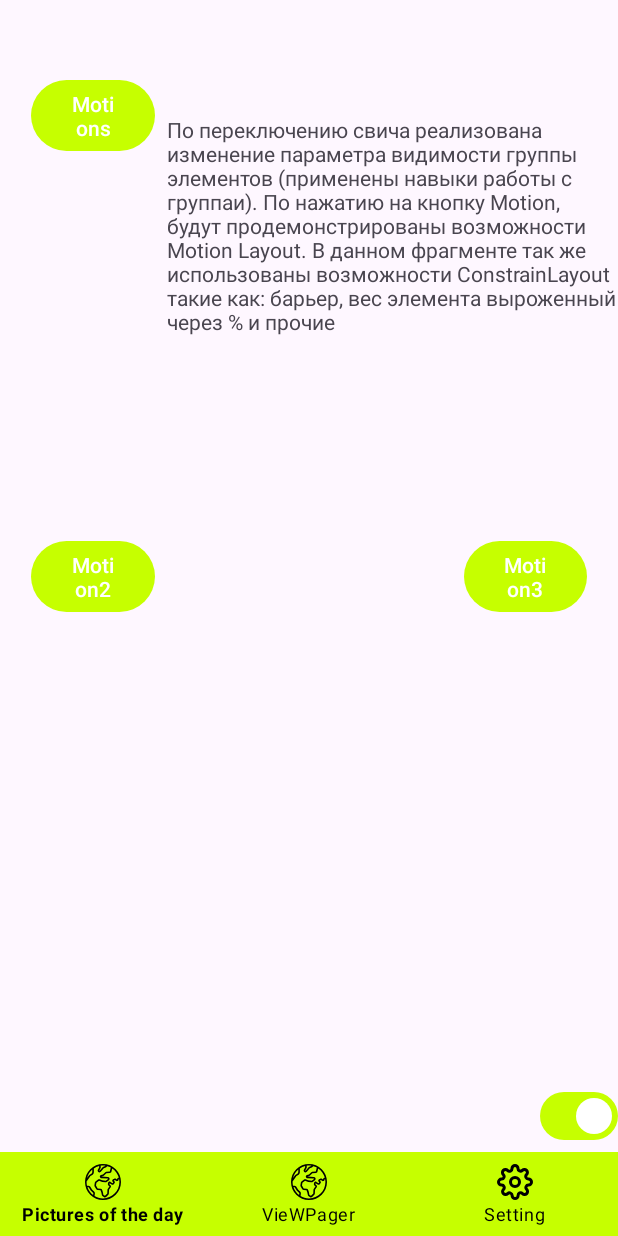
After one commit to KornikovDima/MyMaterialDesign, an Android app: the fragment LessonFourFragment placed in its activity, on a phone screen of 412 x 824 dp. The commit adds this screen. Run offline under Robolectric (Android 15) with nearby library versions, the phone set to English and light mode, and no system bars; pictures from the network do not load; Roboto replaces fonts that are not available here.

Commit message:
Добавлен фрагмент с практикой к уроку №4

```diff
--- a/app/build.gradle
+++ b/app/build.gradle
@@ -9,7 +9,7 @@ android {
 
     defaultConfig {
         applicationId "com.example.mymaterialdesign"
-        minSdk 23
+        minSdk 24
         targetSdk 33
         versionCode 1
         versionName "1.0"
--- /dev/null
+++ b/app/src/main/java/com/example/mymaterialdesign/navigation/LessonFourFragment.kt
@@ -0,0 +1,47 @@
+package com.example.mymaterialdesign.navigation
+
+import android.opengl.Visibility
+import android.os.Bundle
+import android.view.LayoutInflater
+import android.view.View
+import android.view.ViewGroup
+import androidx.fragment.app.Fragment
+import com.example.mymaterialdesign.databinding.FragmentLessonFourLayoutsBinding
+
+class LessonFourFragment: Fragment() {
+
+
+    private var _binding: FragmentLessonFourLayoutsBinding? = null
+    private val binding get() = _binding!!
+
+
+
+    override fun onCreateView(
+        inflater: LayoutInflater, container: ViewGroup?,
+        savedInstanceState: Bundle?
+    ): View? {
+        _binding = FragmentLessonFourLayoutsBinding.inflate(inflater, container, false)
+
+        return binding.root
+    }
+
+    override fun onViewCreated(view: View, savedInstanceState: Bundle?) {
+        super.onViewCreated(view, savedInstanceState)
+
+        binding.swichVisibility.isChecked = true
+        binding.swichVisibility.setOnCheckedChangeListener { buttonView, isChecked ->
+            binding.groupVisibl.visibility = if (isChecked == true) View.VISIBLE else View.GONE
+        }
+
+    }
+
+    override fun onDestroy() {
+        super.onDestroy()
+        _binding = null
+    }
+
+    companion object {
+        @JvmStatic
+        fun newInstance() = LessonFourFragment()
+    }
+}
--- a/app/src/main/java/com/example/mymaterialdesign/navigation/ViewPagerAdapter.kt
+++ b/app/src/main/java/com/example/mymaterialdesign/navigation/ViewPagerAdapter.kt
@@ -8,12 +8,13 @@ import androidx.viewpager2.adapter.FragmentStateAdapter
 
 class ViewPagerAdapter(fr: Fragment) : FragmentStateAdapter(fr) {
     private val fragments = arrayOf(EarthFragment(), MarsFragment(),
-        SystemFragment())
+        SystemFragment(), LessonFourFragment())
     override fun createFragment(position: Int): Fragment {
         return when (position) {
             0 -> fragments[EARTH_FRAGMENT]
             1 -> fragments[MARS_FRAGMENT]
             2 -> fragments[SYSTEM_FRAGMENT]
+            3 -> fragments[LESSON_FOUR_FRAGMENT]
             else -> fragments[EARTH_FRAGMENT]
         }
     }
@@ -24,5 +25,6 @@ class ViewPagerAdapter(fr: Fragment) : FragmentStateAdapter(fr) {
         private const val EARTH_FRAGMENT = 0
         private const val MARS_FRAGMENT = 1
         private const val SYSTEM_FRAGMENT = 2
+        private const val LESSON_FOUR_FRAGMENT = 3
     }
 }
--- a/app/src/main/java/com/example/mymaterialdesign/view/PictureOfTheDayFragment.kt
+++ b/app/src/main/java/com/example/mymaterialdesign/view/PictureOfTheDayFragment.kt
@@ -42,6 +42,7 @@ class PictureOfTheDayFragment : Fragment() {
         loadData()
 
         searchWiki()
+
     }
 
     private fun searchWiki() {
--- a/app/src/main/java/com/example/mymaterialdesign/view/VievPagerFragment.kt
+++ b/app/src/main/java/com/example/mymaterialdesign/view/VievPagerFragment.kt
@@ -54,6 +54,9 @@ class VievPagerFragment : Fragment() {
                         2 -> {
                             "Systtem"
                         }
+                        3 -> {
+                            "Lesson 4"
+                        }
                         else -> "None"
                     }
                 }
--- /dev/null
+++ b/app/src/main/res/layout/fragment_lesson_four_layouts.xml
@@ -0,0 +1,109 @@
+<?xml version="1.0" encoding="utf-8"?>
+<androidx.constraintlayout.motion.widget.MotionLayout xmlns:android="http://schemas.android.com/apk/res/android"
+    xmlns:app="http://schemas.android.com/apk/res-auto"
+    android:layout_width="match_parent"
+    android:layout_height="match_parent"
+    app:layoutDescription="@xml/fragment_lesson_four_layouts_scene">
+
+    <androidx.constraintlayout.widget.Guideline
+        android:id="@+id/guidelain1"
+        android:layout_width="wrap_content"
+        android:layout_height="wrap_content"
+        android:orientation="vertical"
+        app:layout_constraintGuide_percent="0.15"/>
+
+    <androidx.constraintlayout.widget.Guideline
+        android:id="@+id/guidelain2"
+        android:layout_width="wrap_content"
+        android:layout_height="wrap_content"
+        android:orientation="horizontal"
+        app:layout_constraintGuide_percent="0.1"/>
+
+    <androidx.constraintlayout.widget.Guideline
+        android:id="@+id/guidelain3"
+        android:layout_width="wrap_content"
+        android:layout_height="wrap_content"
+        android:orientation="horizontal"
+        app:layout_constraintGuide_percent="0.5"/>
+
+    <androidx.constraintlayout.widget.Guideline
+        android:id="@+id/guidelain4"
+        android:layout_width="wrap_content"
+        android:layout_height="wrap_content"
+        android:orientation="vertical"
+        app:layout_constraintGuide_percent="0.85"/>
+
+
+    <androidx.constraintlayout.widget.Group
+        android:id="@+id/groupVisibility"
+        android:layout_width="wrap_content"
+        android:layout_height="wrap_content"
+        app:constraint_referenced_ids="motionButtonOne, descriptionLessonFour" />
+
+    <com.google.android.material.button.MaterialButton
+        android:id="@+id/motionButtonOne"
+        android:layout_width="0dp"
+        android:layout_height="wrap_content"
+        android:text="@string/motions"
+        app:layout_constraintBottom_toTopOf="@+id/guidelain2"
+        app:layout_constraintEnd_toStartOf="@+id/guidelain1"
+        app:layout_constraintStart_toStartOf="@+id/guidelain1"
+        app:layout_constraintTop_toTopOf="@+id/guidelain2"
+        app:layout_constraintWidth_percent="0.2" />
+
+    <com.google.android.material.button.MaterialButton
+        android:id="@+id/motionButtonTwo"
+        android:layout_width="0dp"
+        android:layout_height="wrap_content"
+        android:text="@string/motion2"
+        app:layout_constraintBottom_toTopOf="@+id/guidelain3"
+        app:layout_constraintEnd_toStartOf="@+id/guidelain1"
+        app:layout_constraintStart_toStartOf="@+id/guidelain1"
+        app:layout_constraintTop_toTopOf="@+id/guidelain3"
+        app:layout_constraintWidth_percent="0.3" />
+
+    <com.google.android.material.button.MaterialButton
+        android:id="@+id/motionButtonThree"
+        android:layout_width="0dp"
+        android:layout_height="wrap_content"
+        android:text="Motion3"
+        app:layout_constraintBottom_toTopOf="@+id/guidelain3"
+        app:layout_constraintEnd_toStartOf="@+id/guidelain4"
+        app:layout_constraintStart_toStartOf="@+id/guidelain4"
+        app:layout_constraintTop_toTopOf="@+id/guidelain3"
+        app:layout_constraintWidth_percent="0.3" />
+
+    <androidx.constraintlayout.widget.Barrier
+        android:id="@+id/barrier"
+        android:layout_width="wrap_content"
+        android:layout_height="wrap_content"
+        app:barrierDirection="end"
+        app:constraint_referenced_ids="motionButtonOne"/>
+
+    <androidx.constraintlayout.widget.Group
+        android:id="@+id/groupVisibl"
+        android:layout_width="wrap_content"
+        android:layout_height="wrap_content"
+        app:constraint_referenced_ids="motionButtonOne, descriptionLessonFour"/>
+
+
+    <TextView
+        android:id="@+id/descriptionLessonFour"
+        android:layout_width="0dp"
+        android:layout_height="wrap_content"
+        android:paddingStart="8dp"
+        android:text="@string/descriptionLessonFour"
+        app:layout_constraintEnd_toEndOf="parent"
+        app:layout_constraintStart_toEndOf="@id/barrier"
+        app:layout_constraintTop_toTopOf="@+id/guidelain2" />
+
+
+    <com.google.android.material.materialswitch.MaterialSwitch
+        android:id="@+id/swichVisibility"
+        android:layout_width="wrap_content"
+        android:layout_height="wrap_content"
+        app:layout_constraintBottom_toBottomOf="parent"
+        app:layout_constraintEnd_toEndOf="parent" />
+
+
+</androidx.constraintlayout.motion.widget.MotionLayout>
--- a/app/src/main/res/layout/fragment_picture_of_the_day.xml
+++ b/app/src/main/res/layout/fragment_picture_of_the_day.xml
@@ -5,12 +5,14 @@
     android:layout_width="match_parent"
     android:layout_height="match_parent">
 
+
         <androidx.constraintlayout.widget.ConstraintLayout
             android:id="@+id/main"
             android:layout_width="match_parent"
             android:layout_height="match_parent"
             android:paddingStart="10dp"
             android:paddingEnd="10dp">
+
 
             <com.google.android.material.textfield.TextInputLayout
                 android:id="@+id/textInputLayout"
--- a/app/src/main/res/layout/fragment_view_pager.xml
+++ b/app/src/main/res/layout/fragment_view_pager.xml
@@ -7,8 +7,9 @@
     <androidx.viewpager2.widget.ViewPager2
         android:id="@+id/view_pager"
         android:layout_width="match_parent"
-        android:layout_height="wrap_content"
-        app:layout_constraintTop_toBottomOf="@+id/tab_layout"/>
+        android:layout_height="match_parent"
+        app:layout_constraintTop_toBottomOf="@+id/tab_layout"
+        app:layout_constraintBottom_toBottomOf="parent"/>
 
     <com.google.android.material.tabs.TabLayout
         android:id="@+id/tab_layout"
--- a/app/src/main/res/values/strings.xml
+++ b/app/src/main/res/values/strings.xml
@@ -30,5 +30,9 @@
     <string name="pictures_of_the_day">Pictures of the day</string>
     <string name="viewpager">VieWPager</string>
     <string name="settingg">Setting</string>
+    <string name="descriptionLessonFour">По переключению свича реализована изменение параметра видимости группы элементов (применены навыки работы с группаи). По нажатию на кнопку Motion, будут продемонстрированы возможности Motion Layout. В данном фрагменте так же использованы возможности ConstrainLayout такие как: барьер, вес элемента выроженный через % и прочие</string>
+    <string name="visiblyGruop">Видимость группы элементов</string>
+    <string name="motions">Motions</string>
+    <string name="motion2">Motion2</string>
 
 </resources>
--- a/app/src/main/res/values/themes.xml
+++ b/app/src/main/res/values/themes.xml
@@ -28,6 +28,24 @@
         <item name="colorSecondary">@color/orange</item>
     </style>
 
+    <style name="GreenTheme" parent="Base.Theme.MyMaterialDesign">
+        <item name="colorPrimary">#388e3c</item>
+        <item name="colorPrimaryVariant">#6abf69</item>
+        <item name="colorSecondary">#00600f</item>
+    </style>
+
+    <style name="BlueLightTheme" parent="Base.Theme.MyMaterialDesign">
+        <item name="colorPrimary">#29b6f6</item>
+        <item name="colorPrimaryVariant">#73e8ff</item>
+        <item name="colorSecondary">#0086c3</item>
+    </style>
+
+    <style name="RedTheme" parent="Base.Theme.MyMaterialDesign">
+        <item name="colorPrimary">#e53935</item>
+        <item name="colorPrimaryVariant">#ff6f60</item>
+        <item name="colorSecondary">#ab000d</item>
+    </style>
+
     <style name="MyChipStyle" parent="Widget.Material3.Chip.Suggestion">
         <item name="rippleColor">#CDDC39</item>
         <item name="backgroundColor">@color/green</item>
--- /dev/null
+++ b/app/src/main/res/xml/fragment_lesson_four_layouts_scene.xml
@@ -0,0 +1,61 @@
+<?xml version="1.0" encoding="utf-8"?>
+<MotionScene xmlns:android="http://schemas.android.com/apk/res/android"
+    xmlns:app="http://schemas.android.com/apk/res-auto">
+
+
+    <ConstraintSet android:id="@+id/start">
+        <Constraint
+            android:id="@+id/motionButtonTwo"
+            android:layout_width="0dp"
+            android:layout_height="wrap_content"
+            android:text="@string/motion2"
+            app:layout_constraintBottom_toTopOf="@+id/guidelain3"
+            app:layout_constraintEnd_toStartOf="@+id/guidelain1"
+            app:layout_constraintStart_toStartOf="@+id/guidelain1"
+            app:layout_constraintTop_toTopOf="@+id/guidelain3"
+            app:layout_constraintWidth_percent="0.2" />
+
+        <Constraint
+            android:id="@+id/motionButtonThree"
+            android:layout_width="0dp"
+            android:layout_height="wrap_content"
+            android:text="Motion3"
+            app:layout_constraintBottom_toTopOf="@+id/guidelain3"
+            app:layout_constraintEnd_toStartOf="@+id/guidelain4"
+            app:layout_constraintStart_toStartOf="@+id/guidelain4"
+            app:layout_constraintTop_toTopOf="@+id/guidelain3"
+            app:layout_constraintWidth_percent="0.2" />
+    </ConstraintSet>
+
+    <ConstraintSet android:id="@+id/end">
+        <Constraint
+            android:id="@+id/motionButtonTwo"
+            android:layout_width="0dp"
+            android:layout_height="wrap_content"
+            android:text="@string/motion2"
+            app:layout_constraintBottom_toTopOf="@+id/guidelain3"
+            app:layout_constraintEnd_toStartOf="@+id/guidelain4"
+            app:layout_constraintStart_toStartOf="@+id/guidelain4"
+            app:layout_constraintTop_toTopOf="@+id/guidelain3"
+            app:layout_constraintWidth_percent="0.3" />
+
+        <Constraint
+            android:id="@+id/motionButtonThree"
+            android:layout_width="0dp"
+            android:layout_height="wrap_content"
+            android:text="Motion3"
+            app:layout_constraintBottom_toTopOf="@+id/guidelain3"
+            app:layout_constraintEnd_toStartOf="@+id/guidelain1"
+            app:layout_constraintStart_toStartOf="@+id/guidelain1"
+            app:layout_constraintTop_toTopOf="@+id/guidelain3"
+            app:layout_constraintWidth_percent="0.3" />
+    </ConstraintSet>
+
+    <Transition
+        app:constraintSetEnd="@id/end"
+        app:constraintSetStart="@id/start"
+        app:duration="2000">
+        <OnClick app:targetId="@+id/motionButtonTwo" />
+    </Transition>
+
+</MotionScene>
```
